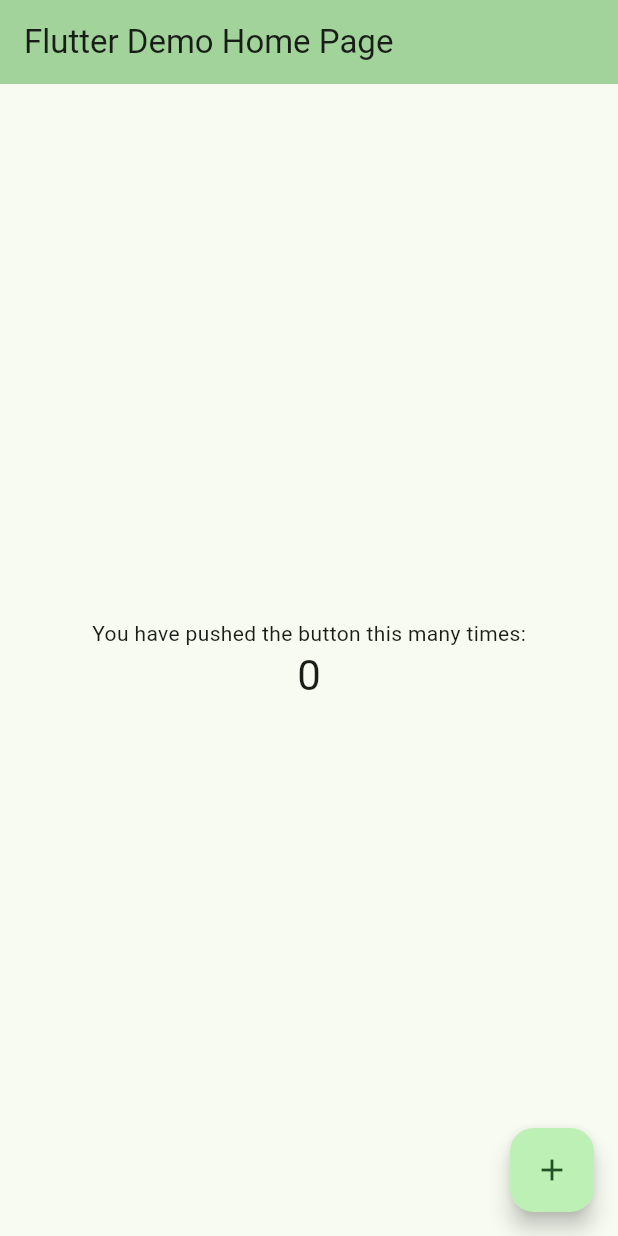
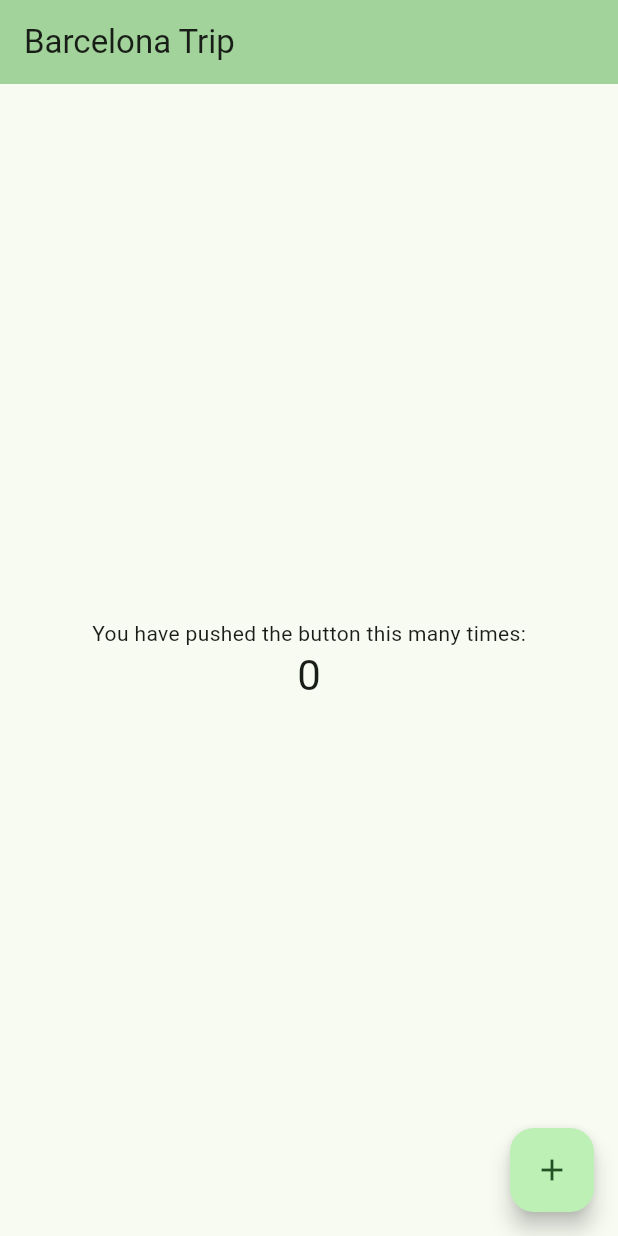
Before and after one commit to remi-h/trip, a Flutter app: the screen it shows after launch, on a phone screen of 412 x 824 dp. Run offline on Flutter 3.47's test engine with Material 3 defaults, Android fonts, the phone set to English and light mode, and no system bars.

Commit message:
read readme

```diff
--- a/lib/main.dart
+++ b/lib/main.dart
@@ -11,7 +11,7 @@ class MyApp extends StatelessWidget {
   @override
   Widget build(BuildContext context) {
     return MaterialApp(
-      title: 'Flutter Demo',
+      title: 'TRIP',
       theme: ThemeData(
         // This is the theme of your application.
         //
@@ -31,7 +31,7 @@ class MyApp extends StatelessWidget {
         colorScheme: ColorScheme.fromSeed(seedColor: Colors.green),
         useMaterial3: true,
       ),
-      home: const MyHomePage(title: 'Flutter Demo Home Page'),
+      home: const MyHomePage(title: 'Barcelona Trip'),
     );
   }
 }
```
Also changed, not shown: 1 other file.
